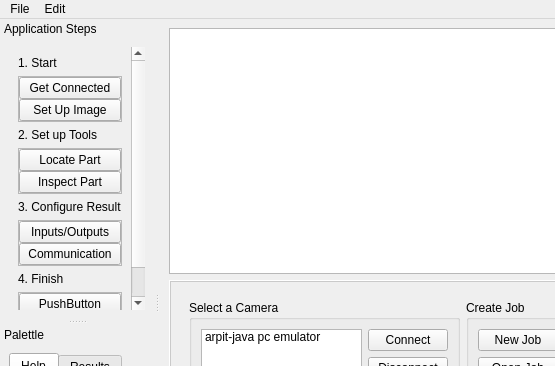
This is deepvision-ui/gui/ui_mainwindow.ui in itsarpitgupta/dream-projects as Qt 5 draws it before an edit; both pictures show x 0 to 555 and y 0 to 366 of the 958 by 607 pixel window. The edited form follows.
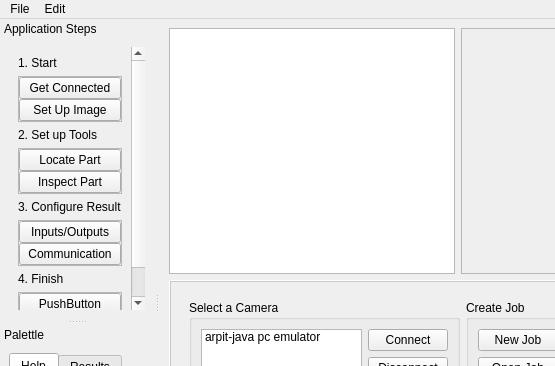
This is the edited form.

What changed in the file:
```diff
--- a/deepvision-ui/gui/ui_mainwindow.ui
+++ b/deepvision-ui/gui/ui_mainwindow.ui
@@ -23,8 +23,43 @@
    <string notr="true"/>
   </property>
   <widget class="QWidget" name="centralwidget">
-   <layout class="QGridLayout" name="gridLayout_11">
-    <item row="1" column="0">
+   <layout class="QGridLayout" name="gridLayout_5">
+    <item row="0" column="0">
+     <widget class="QGraphicsView" name="graphicsView">
+      <property name="verticalScrollBarPolicy">
+       <enum>Qt::ScrollBarAlwaysOff</enum>
+      </property>
+      <property name="horizontalScrollBarPolicy">
+       <enum>Qt::ScrollBarAlwaysOff</enum>
+      </property>
+     </widget>
+    </item>
+    <item row="0" column="1">
+     <widget class="QFrame" name="frame_7">
+      <property name="frameShape">
+       <enum>QFrame::StyledPanel</enum>
+      </property>
+      <property name="frameShadow">
+       <enum>QFrame::Raised</enum>
+      </property>
+      <layout class="QVBoxLayout" name="verticalLayout_7">
+       <item>
+        <spacer name="horizontalSpacer">
+         <property name="orientation">
+          <enum>Qt::Horizontal</enum>
+         </property>
+         <property name="sizeHint" stdset="0">
+          <size>
+           <width>468</width>
+           <height>20</height>
+          </size>
+         </property>
+        </spacer>
+       </item>
+      </layout>
+     </widget>
+    </item>
+    <item row="1" column="0" colspan="2">
      <widget class="QSplitter" name="splitter">
       <property name="minimumSize">
        <size>
@@ -659,9 +694,6 @@
       </widget>
      </widget>
     </item>
-    <item row="0" column="0">
-     <widget class="QGraphicsView" name="graphicsView"/>
-    </item>
    </layout>
   </widget>
   <widget class="QMenuBar" name="menubar">
```
